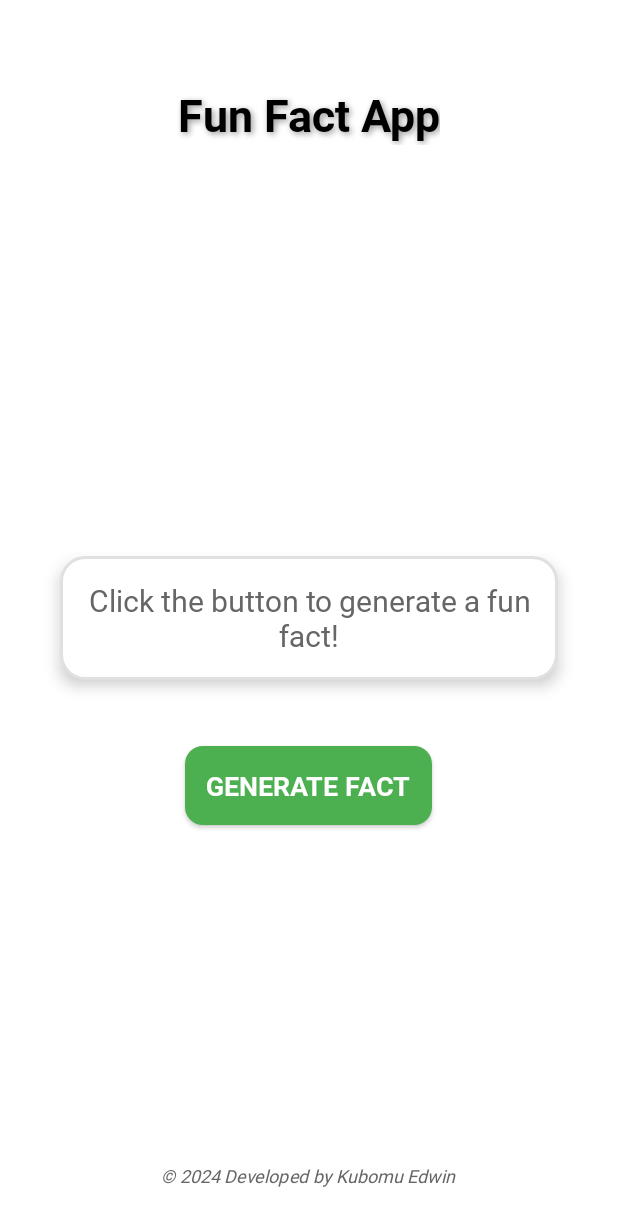
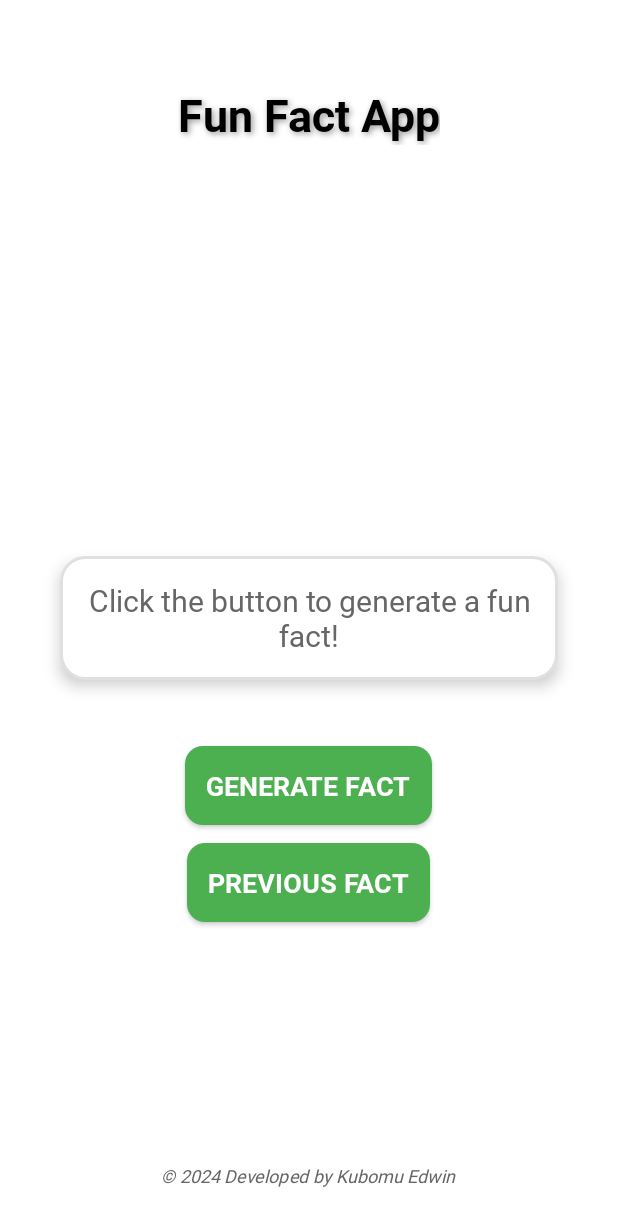
Before and after one commit to Kubomu/FunFactGenerator, an Android app built with Jetpack Compose: the screen it shows after launch (MainActivity), on a phone screen of 412 x 824 dp. Shown: the top 1226 px of the screen. Run offline under Robolectric (Android 15) with nearby library versions, the phone set to English and light mode, and no system bars.

Commit message:
Added the previous facts dialog and previous fact button

```diff
--- a/app/src/main/res/layout/activity_main.xml
+++ b/app/src/main/res/layout/activity_main.xml
@@ -57,6 +57,23 @@
         android:elevation="8dp"
         android:fontFamily="@font/roboto_bold" />
 
+
+    <!-- Previous Fact Button -->
+    <Button
+        android:id="@+id/previousButton"
+        android:layout_width="wrap_content"
+        android:layout_height="wrap_content"
+        android:layout_below="@id/generateButton"
+        android:layout_centerHorizontal="true"
+        android:layout_marginTop="12dp"
+        android:text="Previous Fact"
+        android:background="@drawable/button_background"
+        android:textColor="@color/buttonTextColor"
+        android:padding="14dp"
+        android:textSize="18sp"
+        android:elevation="8dp"
+        android:fontFamily="@font/roboto_bold" />
+
     <!-- Footer with Your Initials -->
     <TextView
         android:id="@+id/footerTextView"
@@ -71,5 +88,4 @@
         android:fontFamily="@font/roboto_regular"
         android:textStyle="italic" />
 
-
 </RelativeLayout>
```
Also changed, not shown: app/src/main/java/com/example/funfactgenerator/MainActivity.kt (+35 -26 lines), 4 other files.
